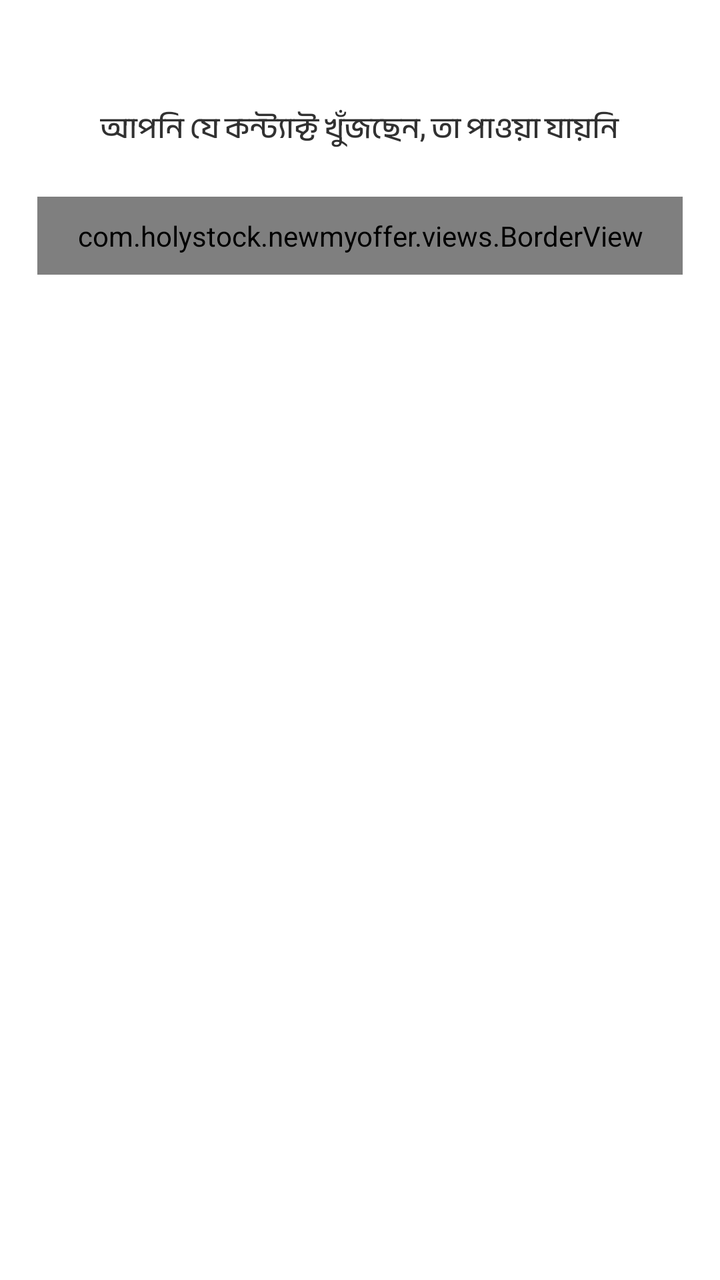
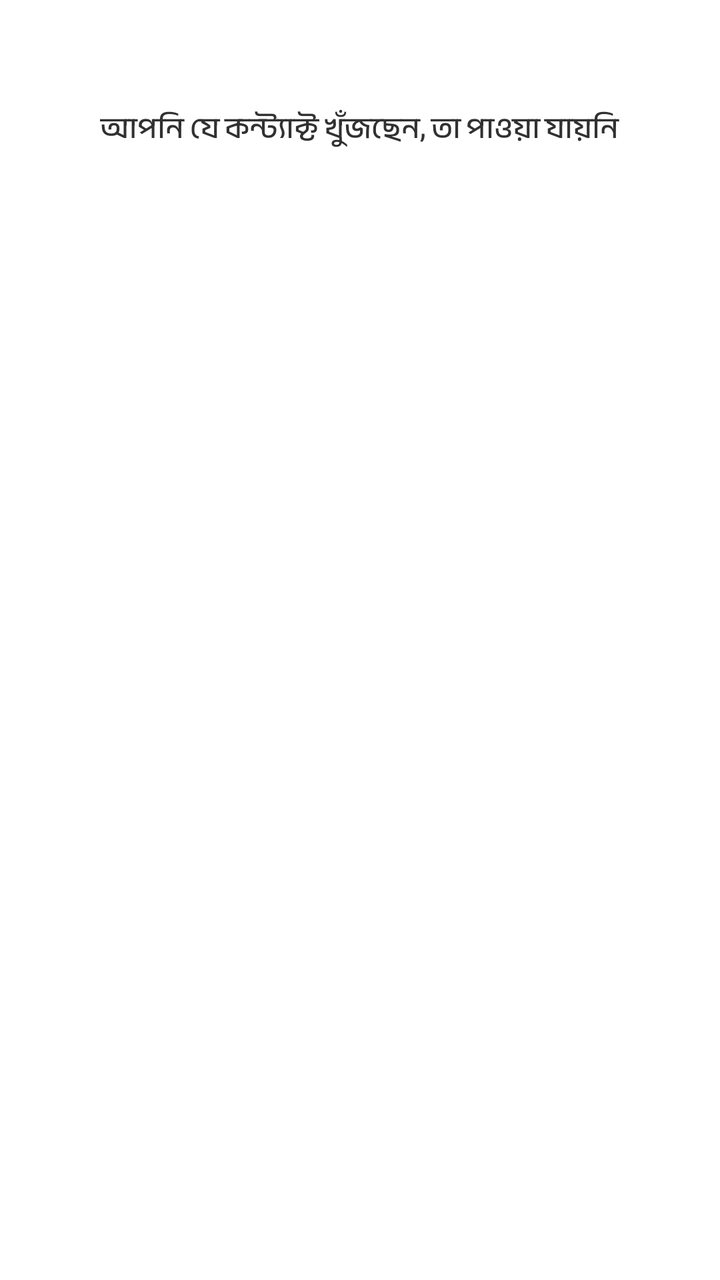

Two renders of the same Android screen: before a commit and after it. Below are the layout's source before the change and the commit's diff.
<!-- AndroidManifest.xml: application theme Theme.NewMyOffer -->
<!-- res/layout/no_contact_view.xml -->
<?xml version="1.0" encoding="utf-8"?>
<RelativeLayout xmlns:android="http://schemas.android.com/apk/res/android"
    xmlns:app="http://schemas.android.com/apk/res-auto"
    android:layout_width="match_parent"
    android:layout_height="match_parent"
    android:background="@color/white"
    android:gravity="top">


    <LinearLayout
        android:layout_width="match_parent"
        android:layout_height="wrap_content"
        android:layout_marginTop="@dimen/_50dp"
        android:orientation="vertical">

        <TextView
            android:id="@+id/tvNoTitle"
            android:layout_width="wrap_content"
            android:layout_height="wrap_content"
            android:layout_gravity="center"
            android:fontFamily="@font/bangla_medium"
            android:text="আপনি যে কন্ট্যাক্ট খুঁজছেন, তা পাওয়া যায়নি"
            android:textColor="#313131"
            android:textSize="@dimen/_15sp" />

        <com.holystock.newmyoffer.views.BorderView
            android:layout_width="wrap_content"
            android:layout_height="wrap_content"
            android:layout_gravity="center"
            android:layout_marginTop="@dimen/_20dp"
            android:paddingHorizontal="@dimen/_20dp"
            android:paddingVertical="@dimen/_10dp"
            app:bgColor="@color/primary"
            app:borderWidth="@dimen/_0dp"
            app:cornerRadius="@dimen/_5dp">

            <TextView
                android:layout_width="wrap_content"
                android:layout_height="wrap_content"
                android:layout_gravity="center"
                android:fontFamily="@font/bangla_medium"
                android:text="পরের ধাপে যেতে ট্যাপ করুন"
                android:textColor="@color/white"
                android:textSize="@dimen/_14sp" />


        </com.holystock.newmyoffer.views.BorderView>


    </LinearLayout>


</RelativeLayout>
<!-- resources referenced by this layout -->
<resources>
  <color name="primary">#249728</color>
  <color name="white">#FFFFFFFF</color>
  <dimen name="_0dp">0dp</dimen>
  <dimen name="_10dp">10.0dp</dimen>
  <dimen name="_14sp">14.0sp</dimen>
  <dimen name="_15sp">15.0sp</dimen>
  <dimen name="_20dp">20.0dp</dimen>
  <dimen name="_50dp">50.0dp</dimen>
  <dimen name="_5dp">5.0dp</dimen>
  <style name="Theme.NewMyOffer" parent="Base.Theme.NewMyOffer" />
  <style name="Base.Theme.NewMyOffer" parent="Theme.Material3.DayNight.NoActionBar">
          
           <item name="colorPrimary">@color/primary</item>
           <item name="colorSecondary">@color/primary</item>
      </style>
</resources>

<!-- the commit's change to res/layout/no_contact_view.xml (unified diff, before → after) -->
@@ -1,6 +1,7 @@
 <?xml version="1.0" encoding="utf-8"?>
 <RelativeLayout xmlns:android="http://schemas.android.com/apk/res/android"
     xmlns:app="http://schemas.android.com/apk/res-auto"
+    android:id="@+id/noContactLayout"
     android:layout_width="match_parent"
     android:layout_height="match_parent"
     android:background="@color/white"
@@ -24,12 +25,14 @@
             android:textSize="@dimen/_15sp" />
 
         <com.holystock.newmyoffer.views.BorderView
+            android:id="@+id/nextBtn"
             android:layout_width="wrap_content"
             android:layout_height="wrap_content"
             android:layout_gravity="center"
             android:layout_marginTop="@dimen/_20dp"
             android:paddingHorizontal="@dimen/_20dp"
             android:paddingVertical="@dimen/_10dp"
+            android:visibility="gone"
             app:bgColor="@color/primary"
             app:borderWidth="@dimen/_0dp"
             app:cornerRadius="@dimen/_5dp">
